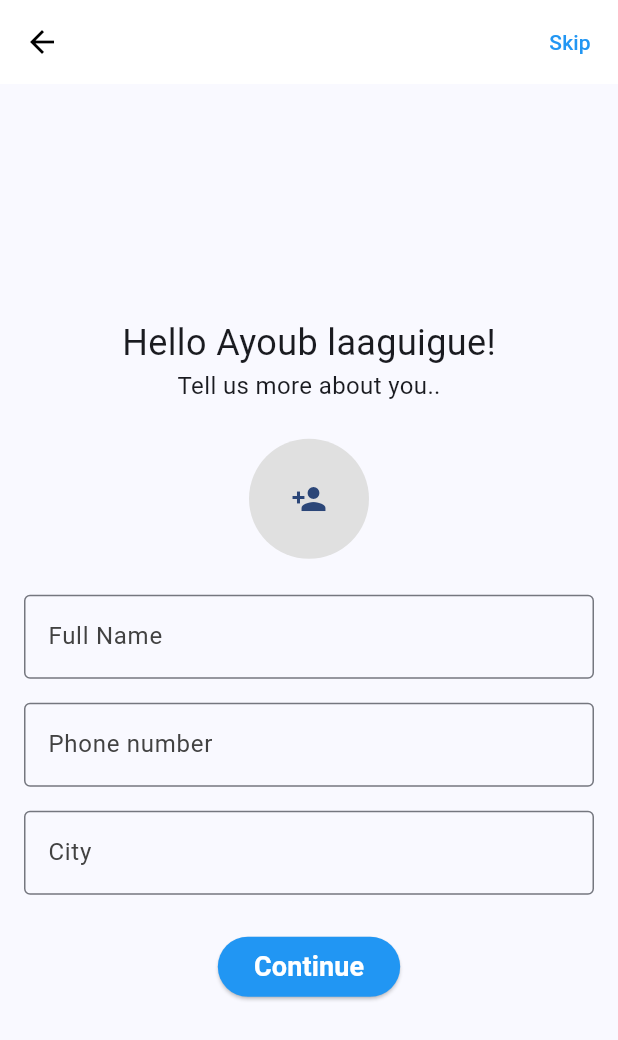
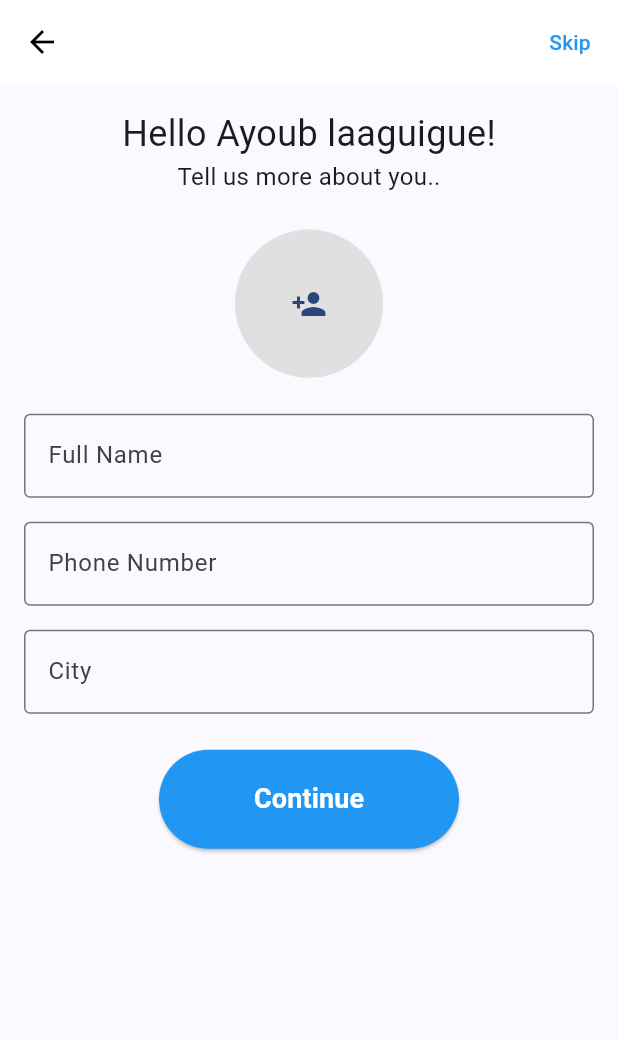
Before and after one commit to laaguigue/washaa, a Flutter app: the ProfilePage screen opened directly, on a phone screen of 412 x 824 dp. Shown: the top 1040 px of the screen. Run offline on Flutter 3.47's test engine with Material 3 defaults, Android fonts, the light colour scheme and no system bars; our stand-ins replace animate_do, flutter_native_splash, image_picker, shared_preferences, smooth_page_indicator; accounts and stored records are empty.

```diff
--- a/lib/auth/screens/Profile_Page.dart
+++ b/lib/auth/screens/Profile_Page.dart
@@ -10,6 +10,9 @@ class ProfilePage extends StatefulWidget {
 
 class _ProfilePageState extends State<ProfilePage> {
   File? _image;
+  final FocusNode _nameFocus = FocusNode();
+  final FocusNode _phoneFocus = FocusNode();
+  final FocusNode _cityFocus = FocusNode();
 
   Future<void> _pickImage() async {
     try {
@@ -21,45 +24,83 @@ class _ProfilePageState extends State<ProfilePage> {
         });
       }
     } catch (e) {
-      print('hade lcode makhadamach khouya : $e');
+      print('Error: $e');
     }
   }
 
   @override
+  void dispose() {
+    _nameFocus.dispose();
+    _phoneFocus.dispose();
+    _cityFocus.dispose();
+    super.dispose();
+  }
+
+  TextField _buildTextField({
+    required String label,
+    required String hint,
+    required TextInputType keyboardType,
+    TextInputAction textInputAction = TextInputAction.next,
+    FocusNode? currentFocus,
+    FocusNode? nextFocus,
+  }) {
+    return TextField(
+      focusNode: currentFocus,
+      keyboardType: keyboardType,
+      textInputAction: textInputAction,
+      onSubmitted: (value) {
+        if (nextFocus != null) {
+          FocusScope.of(context).requestFocus(nextFocus);
+        } else {
+          currentFocus?.unfocus();
+        }
+      },
+      decoration: InputDecoration(
+        border: OutlineInputBorder(),
+        labelText: label,
+        hintText: hint,
+        labelStyle: TextStyle(fontSize: 16.0, color: Colors.grey[800]),
+        hintStyle: TextStyle(color: Colors.grey[500]),
+      ),
+    );
+  }
+
+  @override
   Widget build(BuildContext context) {
+    final screenHeight = MediaQuery.of(context).size.height;
+    final bool isKeyboardVisible =
+        MediaQuery.of(context).viewInsets.bottom != 0;
+    final isPortrait =
+        MediaQuery.of(context).orientation == Orientation.portrait;
+
     return Scaffold(
       appBar: AppBar(
-        leading: BackButton(
-          color: Colors.black,
-        ),
+        leading: BackButton(color: Colors.black),
         backgroundColor: Colors.white,
         elevation: 0,
         actions: [
           TextButton(
             onPressed: () {},
-            child: Text(
-              'Skip',
-              style: TextStyle(color: Colors.blue),
-            ),
+            child: Text('Skip', style: TextStyle(color: Colors.blue)),
           ),
         ],
       ),
-      body: Padding(
-        padding: EdgeInsets.all(16.0),
+      body: SingleChildScrollView(
+        child: Padding(
+          padding: EdgeInsets.all(isPortrait ? 16.0 : 8.0),
           child: Column(
             mainAxisAlignment: MainAxisAlignment.center,
             children: <Widget>[
-            Text(
-              'Hello Ayoub laaguigue!',
-              style: TextStyle(fontSize: 24.0),
-            ),
-            Text(
-              'Tell us more about you..',
-              style: TextStyle(fontSize: 16.0),
-            ),
+              if (!isKeyboardVisible || isPortrait)
+                Text('Hello Ayoub laaguigue!',
+                    style: TextStyle(fontSize: 24.0)),
+              if (!isKeyboardVisible || isPortrait)
+                Text('Tell us more about you..',
+                    style: TextStyle(fontSize: 16.0)),
               SizedBox(height: 24.0),
               CircleAvatar(
-              radius: 40,
+                radius:
+                    screenHeight * 0.06, // Responsive based on screen height
                 backgroundColor: Colors.grey.shade300,
                 child: _image == null
                     ? IconButton(
@@ -69,69 +110,47 @@ class _ProfilePageState extends State<ProfilePage> {
                     : ClipOval(
                         child: Image.file(
                           _image!,
-                        width: 80,
-                        height: 80,
+                          width: screenHeight * 0.12, // Responsive
+                          height: screenHeight * 0.12, // Responsive
                           fit: BoxFit.cover,
                         ),
                       ),
               ),
               SizedBox(height: 24.0),
-            TextField(
-              decoration: InputDecoration(
-                border:
-                    OutlineInputBorder(), // Adds a border around the TextField
-                labelText: 'Full Name',
-                hintText: 'Enter your username',
-                labelStyle: TextStyle(
-                  fontSize: 16.0, // Adjusts the font size of the label
-                  color: Colors.grey[800], // Changes the label text color
-                ),
-                hintStyle: TextStyle(
-                  color: Colors.grey[500], // Changes the hint text color
-                ),
-              ),
+              _buildTextField(
+                label: 'Full Name',
+                hint: 'Enter your full name',
+                keyboardType: TextInputType.name,
+                currentFocus: _nameFocus,
+                nextFocus: _phoneFocus,
               ),
               SizedBox(height: 16.0),
-            TextField(
-              decoration: InputDecoration(
-                border:
-                    OutlineInputBorder(), // Adds a border around the TextField
-                labelText: 'Phone number',
-                hintText: 'Phone number',
-                prefixText: '+212   ', // adjust the prefix as needed
-                labelStyle: TextStyle(
-                  fontSize: 16.0, // Adjusts the font size of the label
-                  color: Colors.grey[800], // Changes the label text color
-                ),
-                hintStyle: TextStyle(
-                  color: Colors.grey[500], // Changes the hint text color
-                ),
-              ),
+              _buildTextField(
+                label: 'Phone Number',
+                hint: 'Phone number',
                 keyboardType: TextInputType.phone,
+                currentFocus: _phoneFocus,
+                nextFocus: _cityFocus,
               ),
               SizedBox(height: 16.0),
-            TextField(
-              decoration: InputDecoration(
-                border:
-                    OutlineInputBorder(), // Adds a border around the TextField
-                labelText: 'City',
-                hintText: 'City',
-                labelStyle: TextStyle(
-                  fontSize: 16.0, // Adjusts the font size of the label
-                  color: Colors.grey[800], // Changes the label text color
-                ),
-                hintStyle: TextStyle(
-                  color: Colors.grey[500], // Changes the hint text color
-                ),
-              ),
+              _buildTextField(
+                label: 'City',
+                hint: 'City',
+                keyboardType: TextInputType.text,
+                currentFocus: _cityFocus,
+                textInputAction: TextInputAction.done,
               ),
               SizedBox(height: 24.0),
+              if (!isKeyboardVisible || isPortrait)
                 ElevatedButton(
                   style: ElevatedButton.styleFrom(
                     shape: RoundedRectangleBorder(
                         borderRadius: BorderRadius.circular(50)),
                     foregroundColor: Colors.white,
                     backgroundColor: Colors.blue,
+                    padding: EdgeInsets.symmetric(
+                        horizontal: 32.0, vertical: 20.0), // Increase padding
+                    minimumSize: Size(200, 60), // Set a minimum size
                   ),
                   onPressed: () {
                     Navigator.push(
@@ -144,10 +163,12 @@ class _ProfilePageState extends State<ProfilePage> {
                     style: TextStyle(
                       fontWeight: FontWeight.w600,
                       fontSize: 18,
-                    color: Colors.white),
+                      color: Colors.white,
                     ),
                   ),
+                )
             ],
+          ),
         ),
       ),
     );
--- a/pubspec.yaml
+++ b/pubspec.yaml
@@ -19,6 +19,7 @@ dependencies:
   shared_preferences: ^2.2.2 #the shared_preferences made in my case to just show the onbording screens anly one time.
   animate_do: ^3.3.4
   image_picker: ^1.0.7
+  firebase_core: ^2.27.2
 
 dev_dependencies:
   flutter_test:
```
Also changed, not shown: pubspec.lock, 7 other files. Lines whose indentation alone changed are shown as unchanged.
